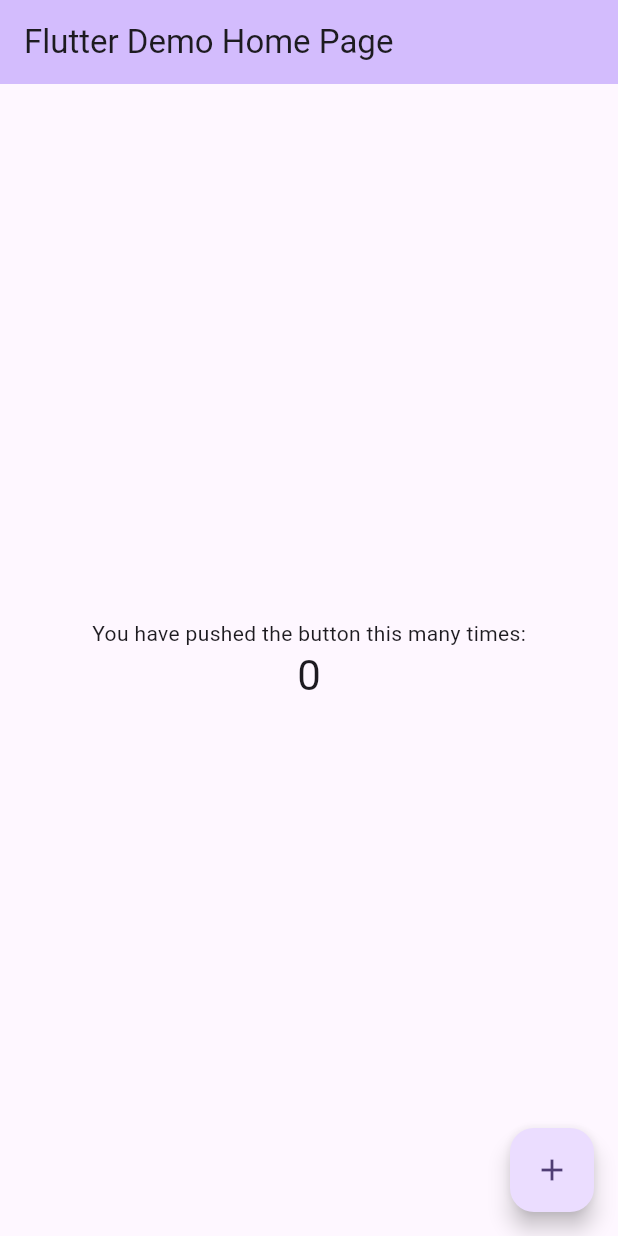
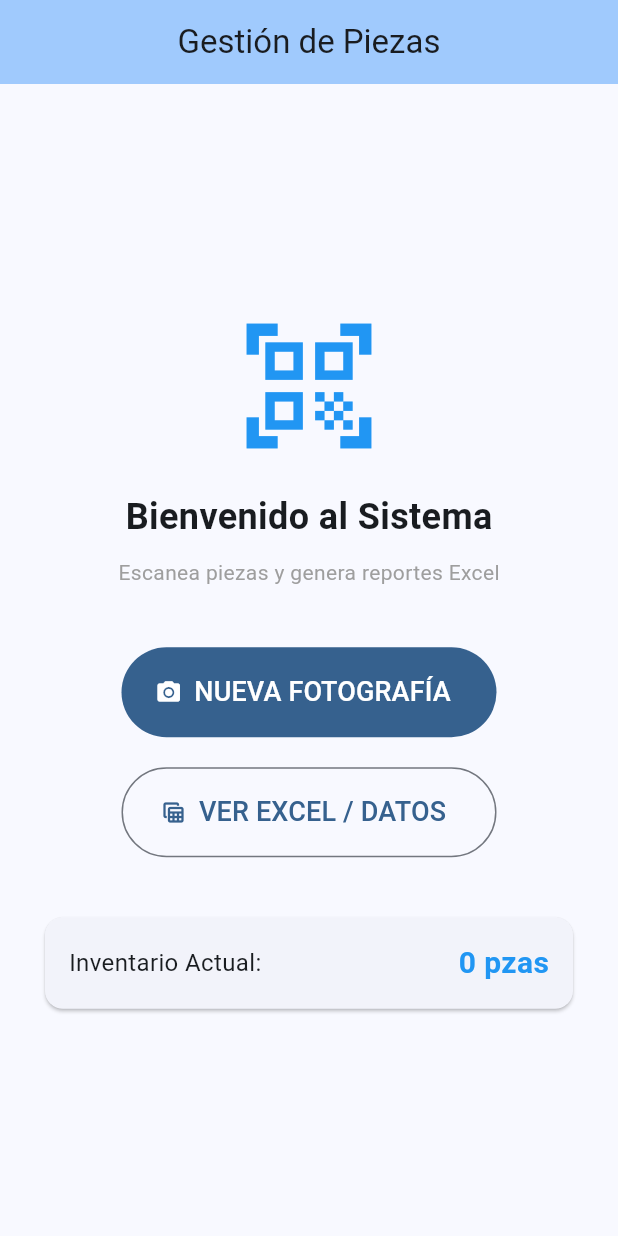
Before and after one commit to could-ai/019aeeff-6d6e-77ca-b579-b5f2efb471ec, a Flutter app: the screen it shows after launch, on a phone screen of 412 x 824 dp. Run offline on Flutter 3.47's test engine with Material 3 defaults, Android fonts, the phone set to English and light mode, and no system bars; our stand-ins replace image_picker.

Commit message:
Added dependencies for date formatting (intl), image picking (image_picker), and file handling.; Created data model for Inventory Items including status for Quarantine/Scrap logic.; Created a service to manage the state of the inventory, handle additions, and calculate totals based on status.; Created the Scan Screen. Includes logic to simulate OCR (since real OCR requires native device), validates 'p' prefix for parts, and handles status selection (OK/Quarantine/Scrap).; Created the Table Screen to visualize data in an Excel-like format. Includes a summary header for OK, Quarantine, and Scrap totals.; Updated main.dart to set up the navigation routes and a Home Screen dashboard that links to the Scan and Table screens.

```diff
--- a/usr/lib/main.dart
+++ b/usr/lib/main.dart
@@ -1,4 +1,7 @@
 import 'package:flutter/material.dart';
+import 'screens/scan_screen.dart';
+import 'screens/table_screen.dart';
+import 'services/inventory_service.dart';
 
 void main() {
   runApp(const MyApp());
@@ -7,117 +10,103 @@ void main() {
 class MyApp extends StatelessWidget {
   const MyApp({super.key});
 
-  // This widget is the root of your application.
   @override
   Widget build(BuildContext context) {
     return MaterialApp(
-      title: 'Flutter Demo',
+      title: 'App Inventario OCR',
       debugShowCheckedModeBanner: false,
       theme: ThemeData(
-        // This is the theme of your application.
-        //
-        // TRY THIS: Try running your application with "flutter run". You'll see
-        // the application has a purple toolbar. Then, without quitting the app,
-        // try changing the seedColor in the colorScheme below to Colors.green
-        // and then invoke "hot reload" (save your changes or press the "hot
-        // reload" button in a Flutter-supported IDE, or press "r" if you used
-        // the command line to start the app).
-        //
-        // Notice that the counter didn't reset back to zero; the application
-        // state is not lost during the reload. To reset the state, use hot
-        // restart instead.
-        //
-        // This works for code too, not just values: Most code changes can be
-        // tested with just a hot reload.
-        colorScheme: ColorScheme.fromSeed(seedColor: Colors.deepPurple),
+        colorScheme: ColorScheme.fromSeed(seedColor: Colors.blue),
+        useMaterial3: true,
       ),
       initialRoute: '/',
       routes: {
-        '/': (context) => const MyHomePage(title: 'Flutter Demo Home Page'),
+        '/': (context) => const HomeScreen(),
+        '/scan': (context) => const ScanScreen(),
+        '/table': (context) => const InventoryTableScreen(),
       },
     );
   }
 }
 
-class MyHomePage extends StatefulWidget {
-  const MyHomePage({super.key, required this.title});
-
-  // This widget is the home page of your application. It is stateful, meaning
-  // that it has a State object (defined below) that contains fields that affect
-  // how it looks.
-
-  // This class is the configuration for the state. It holds the values (in this
-  // case the title) provided by the parent (in this case the App widget) and
-  // used by the build method of the State. Fields in a Widget subclass are
-  // always marked "final".
-
-  final String title;
-
-  @override
-  State<MyHomePage> createState() => _MyHomePageState();
-}
-
-class _MyHomePageState extends State<MyHomePage> {
-  int _counter = 0;
-
-  void _incrementCounter() {
-    setState(() {
-      // This call to setState tells the Flutter framework that something has
-      // changed in this State, which causes it to rerun the build method below
-      // so that the display can reflect the updated values. If we changed
-      // _counter without calling setState(), then the build method would not be
-      // called again, and so nothing would appear to happen.
-      _counter++;
-    });
-  }
+class HomeScreen extends StatelessWidget {
+  const HomeScreen({super.key});
 
   @override
   Widget build(BuildContext context) {
-    // This method is rerun every time setState is called, for instance as done
-    // by the _incrementCounter method above.
-    //
-    // The Flutter framework has been optimized to make rerunning build methods
-    // fast, so that you can just rebuild anything that needs updating rather
-    // than having to individually change instances of widgets.
     return Scaffold(
       appBar: AppBar(
-        // TRY THIS: Try changing the color here to a specific color (to
-        // Colors.amber, perhaps?) and trigger a hot reload to see the AppBar
-        // change color while the other colors stay the same.
+        title: const Text('Gestión de Piezas'),
+        centerTitle: true,
         backgroundColor: Theme.of(context).colorScheme.inversePrimary,
-        // Here we take the value from the MyHomePage object that was created by
-        // the App.build method, and use it to set our appbar title.
-        title: Text(widget.title),
       ),
       body: Center(
-        // Center is a layout widget. It takes a single child and positions it
-        // in the middle of the parent.
         child: Column(
-          // Column is also a layout widget. It takes a list of children and
-          // arranges them vertically. By default, it sizes itself to fit its
-          // children horizontally, and tries to be as tall as its parent.
-          //
-          // Column has various properties to control how it sizes itself and
-          // how it positions its children. Here we use mainAxisAlignment to
-          // center the children vertically; the main axis here is the vertical
-          // axis because Columns are vertical (the cross axis would be
-          // horizontal).
-          //
-          // TRY THIS: Invoke "debug painting" (choose the "Toggle Debug Paint"
-          // action in the IDE, or press "p" in the console), to see the
-          // wireframe for each widget.
           mainAxisAlignment: MainAxisAlignment.center,
-          children: <Widget>[
-            const Text('You have pushed the button this many times:'),
-            Text('$_counter', style: Theme.of(context).textTheme.headlineMedium),
+          children: [
+            // Logo o Icono Grande
+            const Icon(Icons.qr_code_scanner, size: 100, color: Colors.blue),
+            const SizedBox(height: 20),
+            const Text(
+              'Bienvenido al Sistema',
+              style: TextStyle(fontSize: 24, fontWeight: FontWeight.bold),
+            ),
+            const SizedBox(height: 10),
+            const Text(
+              'Escanea piezas y genera reportes Excel',
+              style: TextStyle(color: Colors.grey),
+            ),
+            const SizedBox(height: 40),
+
+            // Botón Escanear
+            SizedBox(
+              width: 250,
+              height: 60,
+              child: FilledButton.icon(
+                onPressed: () => Navigator.pushNamed(context, '/scan'),
+                icon: const Icon(Icons.camera_alt),
+                label: const Text('NUEVA FOTOGRAFÍA', style: TextStyle(fontSize: 18)),
+              ),
+            ),
+            const SizedBox(height: 20),
+
+            // Botón Ver Excel
+            SizedBox(
+              width: 250,
+              height: 60,
+              child: OutlinedButton.icon(
+                onPressed: () => Navigator.pushNamed(context, '/table'),
+                icon: const Icon(Icons.table_view),
+                label: const Text('VER EXCEL / DATOS', style: TextStyle(fontSize: 18)),
+              ),
+            ),
+
+            const SizedBox(height: 40),
+            // Resumen rápido
+            ListenableBuilder(
+              listenable: InventoryService(),
+              builder: (context, _) {
+                return Card(
+                  margin: const EdgeInsets.symmetric(horizontal: 30),
+                  child: Padding(
+                    padding: const EdgeInsets.all(16.0),
+                    child: Row(
+                      mainAxisAlignment: MainAxisAlignment.spaceBetween,
+                      children: [
+                        const Text('Inventario Actual:', style: TextStyle(fontSize: 16)),
+                        Text(
+                          '${InventoryService().currentInventoryCount} pzas',
+                          style: const TextStyle(fontSize: 20, fontWeight: FontWeight.bold, color: Colors.blue),
+                        ),
+                      ],
+                    ),
+                  ),
+                );
+              }
+            ),
           ],
         ),
       ),
-      floatingActionButton: FloatingActionButton(
-        onPressed: _incrementCounter,
-        tooltip: 'Increment',
-        child: const Icon(Icons.add),
-      ), // This trailing comma makes auto-formatting nicer for build methods.
     );
   }
 }
--- /dev/null
+++ b/usr/lib/models/inventory_item.dart
@@ -0,0 +1,52 @@
+import 'package:flutter/material.dart';
+import 'package:intl/intl.dart';
+
+enum ItemStatus {
+  ok,         // Pieza correcta
+  quarantine, // Cuarentena (desperfecto leve o revisión)
+  scrap       // Desecho (no sirve, se resta)
+}
+
+class InventoryItem {
+  final String id;
+  final DateTime date;
+  final String partNumber; // Debe empezar con "p"
+  final String orderNumber;
+  final int quantity;
+  final ItemStatus status;
+  final String? imageUrl;
+
+  InventoryItem({
+    required this.id,
+    required this.date,
+    required this.partNumber,
+    required this.orderNumber,
+    required this.quantity,
+    required this.status,
+    this.imageUrl,
+  });
+
+  // Helper para mostrar el estado en texto
+  String get statusText {
+    switch (status) {
+      case ItemStatus.ok:
+        return 'OK';
+      case ItemStatus.quarantine:
+        return 'Cuarentena';
+      case ItemStatus.scrap:
+        return 'Desecho';
+    }
+  }
+
+  // Helper para color del estado
+  Color get statusColor {
+    switch (status) {
+      case ItemStatus.ok:
+        return Colors.green;
+      case ItemStatus.quarantine:
+        return Colors.orange;
+      case ItemStatus.scrap:
+        return Colors.red;
+    }
+  }
+}
--- /dev/null
+++ b/usr/lib/services/inventory_service.dart
@@ -0,0 +1,41 @@
+import 'package:flutter/material.dart';
+import '../models/inventory_item.dart';
+
+class InventoryService extends ChangeNotifier {
+  // Singleton pattern
+  static final InventoryService _instance = InventoryService._internal();
+  factory InventoryService() => _instance;
+  InventoryService._internal();
+
+  final List<InventoryItem> _items = [];
+
+  List<InventoryItem> get items => List.unmodifiable(_items);
+
+  void addItem(InventoryItem item) {
+    _items.add(item);
+    notifyListeners();
+  }
+
+  void removeItem(String id) {
+    _items.removeWhere((item) => item.id == id);
+    notifyListeners();
+  }
+
+  // Cálculos para el reporte
+  int get totalItemsOk => _items
+      .where((i) => i.status == ItemStatus.ok)
+      .fold(0, (sum, item) => sum + item.quantity);
+
+  int get totalItemsQuarantine => _items
+      .where((i) => i.status == ItemStatus.quarantine)
+      .fold(0, (sum, item) => sum + item.quantity);
+
+  int get totalItemsScrap => _items
+      .where((i) => i.status == ItemStatus.scrap)
+      .fold(0, (sum, item) => sum + item.quantity);
+
+  // El total neto (OK + Cuarentena - Desecho no se suma al inventario útil, pero se registra)
+  // Según requerimiento: "Desecho... se restarian del total".
+  // Interpretación: Inventario Actual = OK + Cuarentena. (Desecho está fuera).
+  int get currentInventoryCount => totalItemsOk + totalItemsQuarantine;
+}
```
Also changed, not shown: usr/lib/screens/scan_screen.dart (added, +243 -0 lines), usr/lib/screens/table_screen.dart (added, +138 -0 lines), usr/pubspec.yaml (+10 -70 lines).
